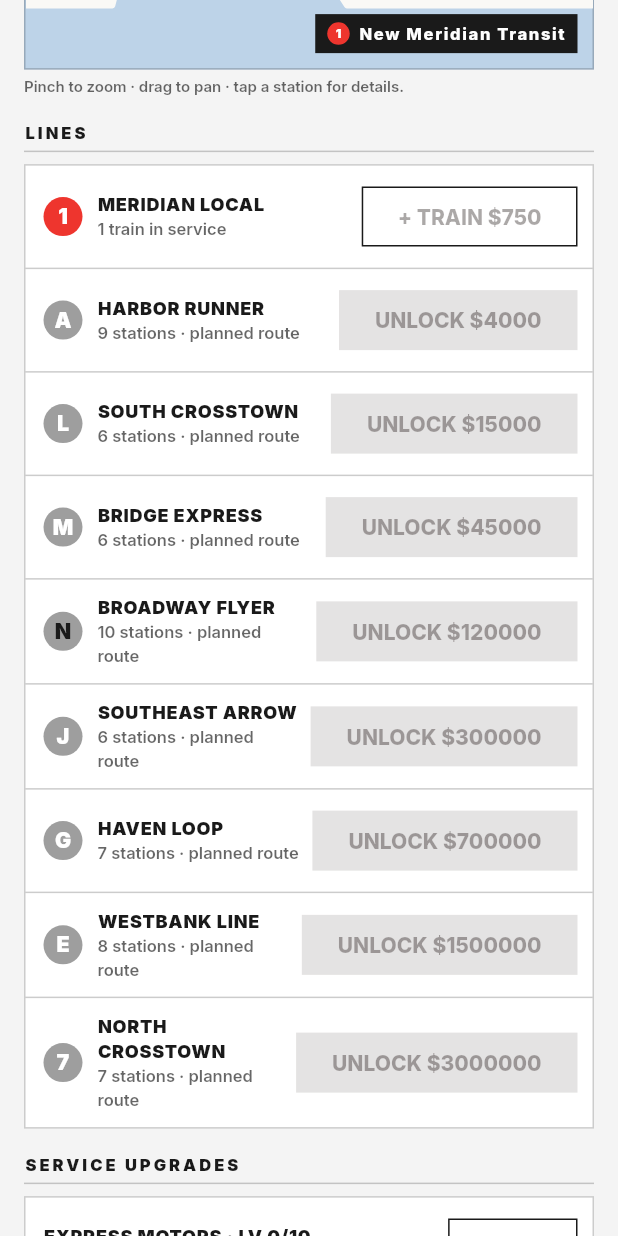
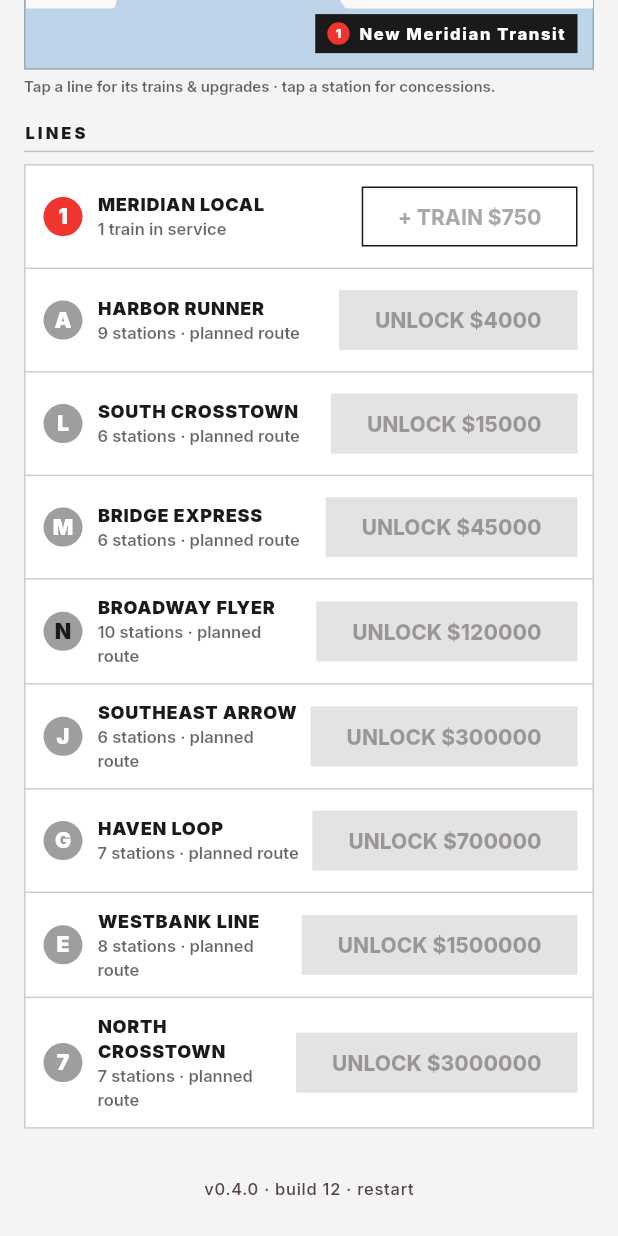
Before and after one commit to Armandoxh/Territorygame, a Flutter app: the screen it shows after launch, scrolled down 576 dp, on a phone screen of 412 x 824 dp. Run offline on Flutter 3.47's test engine with Material 3 defaults, Android fonts, the phone set to English and light mode, and no system bars; our stand-ins replace flutter_svg, google_fonts, shared_preferences; missing offline and left inert: dart:html, dart:js_util.

Commit message:
Per-line upgrades, cap 60, checkable $2 fare (build 12)
Player feedback, all three actioned:

- 'Upgrades need to be scoped to each train line, not blanketed': the
  global Express Motors / Bigger Cars / Step-Free upgrades are gone.
  Tap any unlocked line row for its LINE SHEET: add trains, +15% speed
  for THAT line's trains, +6 riders/stop for THAT line's cars, +10%
  ridership on THAT line's stations (interchanges take the best level
  among their lines). Upgrade prices scale with the line's tier.
- 'Not sure the current upgrades are working': the harness now PROVES
  them — new tests measure that each line-1 upgrade raises earnings and
  that another line's levels change nothing while it isn't running
  (scoping test). They were working before, but invisibly; +15%/+6
  increments and per-line framing make them felt.
- 'Units capped at 30, too low' -> platform cap is 60.
- 'Income from 30 was 53, should be 60': the mystery was an invisible
  $2.50 fare plus the train's own capacity limiting the scoop (~21 of
  30 boarded = $53). Fixed the legibility, not just the number: fare is
  now a clean $2.00 SHOWN in the header, boarding pops read
  'riders x +$amount', and a new test pins boarded <= car capacity —
  so riders x $2 always checks out.
- Save v4: old global upgrade levels migrate onto line 1.

Co-Authored-By: Claude Fable 5 <noreply@anthropic.com>
Claude-Session: https://claude.ai/code/session_01JqBticQH2m2VG91X5ciAMv

```diff
--- a/metro/lib/state/game_state.dart
+++ b/metro/lib/state/game_state.dart
@@ -58,10 +58,11 @@ class GameState extends ChangeNotifier {
   }
 
   // ---- Static tuning (the balance harness pins the outcomes) ----
-  static const double fare = 2.5;
-  static const double baseSpeed = 24; // map-units/sec (240-unit world)
+  /// A clean, player-checkable number: riders boarded × \$2 = the pop you see.
+  static const double fare = 2.0;
+  static const double baseSpeed = 24;
   static const double dwellTime = 0.9; // seconds stopped at a station
-  static const double stationCap = 30; // waiting riders cap per station
+  static const double stationCap = 60; // waiting riders cap per station
   static const int levelMax = 10;
   static const int foodMax = 5;
   static const double foodBonusPerLevel = 0.4; // extra $ per rider boarding
@@ -116,31 +117,59 @@ class GameState extends ChangeNotifier {
   final Map<String, int> foodLevel = {};
 
   /// Stations touched by at least one unlocked line — the only ones riders
-  /// show up at.
+  /// show up at — and which unlocked lines serve each.
   Set<String> _served = {};
+  Map<String, List<String>> _linesServing = {};
 
   /// Bumped on every boarding so the map can spawn a floating "+$" exactly
   /// once per stop.
   int boardSeq = 0;
   String lastBoardStationId = '';
   double lastBoardAmount = 0;
+  int lastBoardCount = 0;
 
-  // ---- Global upgrades ----
-  int speedLevel = 0;
-  int capacityLevel = 0;
-  int accessLevel = 0;
+  // ---- Per-line upgrades (scoped, never blanketed) ----
+  final Map<String, int> speedLevels = {};
+  final Map<String, int> carLevels = {};
+  final Map<String, int> accessLevels = {};
 
-  double get trainSpeed => baseSpeed * (1 + 0.12 * speedLevel);
-  double get trainCapacity => 8 + 5.0 * capacityLevel;
-  double get demandMult => 1 + 0.10 * accessLevel;
+  int speedLevelOf(String lineId) => speedLevels[lineId] ?? 0;
+  int carLevelOf(String lineId) => carLevels[lineId] ?? 0;
+  int accessLevelOf(String lineId) => accessLevels[lineId] ?? 0;
 
-  double speedCost(int level) => 400 * pow(1.9, level).toDouble();
-  double capacityCost(int level) => 500 * pow(2.0, level).toDouble();
-  double accessCost(int level) => 600 * pow(2.1, level).toDouble();
+  /// This line's trains: +15% speed per level.
+  double trainSpeedFor(String lineId) =>
+      baseSpeed * (1 + 0.15 * speedLevelOf(lineId));
 
-  double get nextSpeedCost => speedCost(speedLevel);
-  double get nextCapacityCost => capacityCost(capacityLevel);
-  double get nextAccessCost => accessCost(accessLevel);
+  /// This line's cars: riders boarded per stop.
+  double capacityFor(String lineId) => 8 + 6.0 * carLevelOf(lineId);
+
+  /// Step-free access on a line lifts ridership at the stations it serves;
+  /// interchanges take the best level among their unlocked lines.
+  double demandMultAt(String stationId) {
+    var best = 0;
+    for (final lineId in _linesServing[stationId] ?? const <String>[]) {
+      final lvl = accessLevelOf(lineId);
+      if (lvl > best) best = lvl;
+    }
+    return 1 + 0.10 * best;
+  }
+
+  /// Upgrade prices scale with the line's tier, so late lines cost more to
+  /// tune but earn more too.
+  double _upgradeBase(LineDef line) => 250 + line.unlockCost * 0.05;
+  double speedCost(String lineId, int level) =>
+      _upgradeBase(city.lineById(lineId)) * pow(1.9, level).toDouble();
+  double carCost(String lineId, int level) =>
+      _upgradeBase(city.lineById(lineId)) * 1.2 * pow(2.0, level).toDouble();
+  double accessCost(String lineId, int level) =>
+      _upgradeBase(city.lineById(lineId)) * 1.5 * pow(2.1, level).toDouble();
+
+  double nextSpeedCost(String lineId) =>
+      speedCost(lineId, speedLevelOf(lineId));
+  double nextCarCost(String lineId) => carCost(lineId, carLevelOf(lineId));
+  double nextAccessCost(String lineId) =>
+      accessCost(lineId, accessLevelOf(lineId));
 
   // ---- Earn-rate estimate (drives the header and offline earnings) ----
   double avgRate = 0;
@@ -156,6 +185,12 @@ class GameState extends ChangeNotifier {
       for (final id in unlockedLineIds)
         ...city.lineById(id).stationIds,
     };
+    _linesServing = {};
+    for (final lineId in unlockedLineIds) {
+      for (final sid in city.lineById(lineId).stationIds) {
+        _linesServing.putIfAbsent(sid, () => []).add(lineId);
+      }
+    }
   }
 
   bool isUnlocked(String lineId) => unlockedLineIds.contains(lineId);
@@ -176,7 +211,8 @@ class GameState extends ChangeNotifier {
 
     // Riders arrive at every served station, up to each platform's cap.
     for (final id in _served) {
-      final w = waiting[id]! + city.stationById(id).demand * demandMult * dt;
+      final w =
+          waiting[id]! + city.stationById(id).demand * demandMultAt(id) * dt;
       waiting[id] = w > stationCap ? stationCap : w;
     }
 
@@ -208,14 +244,15 @@ class GameState extends ChangeNotifier {
     if (remaining <= 0) return;
 
     final targetD = path.stationDistance[t.target];
-    final next = t.distance + trainSpeed * remaining * t.direction;
+    final next =
+        t.distance + trainSpeedFor(t.lineId) * remaining * t.direction;
     final arrived = t.direction > 0 ? next >= targetD : next <= targetD;
     if (!arrived) {
       t.distance = next;
       return;
     }
     t.distance = targetD;
-    _board(line.stationIds[t.target]);
+    _board(t.lineId, line.stationIds[t.target]);
     t.dwell = dwellTime;
     if (t.target == line.stationIds.length - 1) {
       t.direction = -1;
@@ -228,9 +265,10 @@ class GameState extends ChangeNotifier {
     }
   }
 
-  void _board(String stationId) {
+  void _board(String lineId, String stationId) {
     final w = waiting[stationId]!;
-    final take = w < trainCapacity ? w : trainCapacity;
+    final cap = capacityFor(lineId);
+    final take = w < cap ? w : cap;
     if (take <= 0) return;
     waiting[stationId] = w - take;
     // Food courts turn boardings into concession money too.
@@ -243,17 +281,24 @@ class GameState extends ChangeNotifier {
     boardSeq += 1;
     lastBoardStationId = stationId;
     lastBoardAmount = earned;
+    lastBoardCount = take.floor();
   }
 
   // ---- Purchases ----
-  bool buySpeed() => _buy(speedLevel < levelMax, nextSpeedCost, () {
-        speedLevel += 1;
+  bool buySpeed(String lineId) => _buy(
+      isUnlocked(lineId) && speedLevelOf(lineId) < levelMax,
+      nextSpeedCost(lineId), () {
+        speedLevels[lineId] = speedLevelOf(lineId) + 1;
       });
-  bool buyCapacity() => _buy(capacityLevel < levelMax, nextCapacityCost, () {
-        capacityLevel += 1;
+  bool buyCars(String lineId) => _buy(
+      isUnlocked(lineId) && carLevelOf(lineId) < levelMax,
+      nextCarCost(lineId), () {
+        carLevels[lineId] = carLevelOf(lineId) + 1;
       });
-  bool buyAccess() => _buy(accessLevel < levelMax, nextAccessCost, () {
-        accessLevel += 1;
+  bool buyAccess(String lineId) => _buy(
+      isUnlocked(lineId) && accessLevelOf(lineId) < levelMax,
+      nextAccessCost(lineId), () {
+        accessLevels[lineId] = accessLevelOf(lineId) + 1;
       });
 
   bool buyLine(String lineId) {
@@ -325,7 +370,7 @@ class GameState extends ChangeNotifier {
   }
 
   // ---- Persistence ----
-  static const int saveVersion = 3;
+  static const int saveVersion = 4;
 
   Map<String, dynamic> toJson(int nowMs) => {
         'v': saveVersion,
@@ -336,9 +381,9 @@ class GameState extends ChangeNotifier {
         'trains': [for (final t in trains) t.toJson()],
         'waiting': waiting,
         'foodLevel': foodLevel,
-        'speedLevel': speedLevel,
-        'capacityLevel': capacityLevel,
-        'accessLevel': accessLevel,
+        'speedLevels': speedLevels,
+        'carLevels': carLevels,
+        'accessLevels': accessLevels,
         'avgRate': avgRate,
         'lastSeenMs': nowMs,
       };
@@ -348,9 +393,21 @@ class GameState extends ChangeNotifier {
     g.cash = (j['cash'] as num).toDouble();
     g.totalEarned = (j['totalEarned'] as num).toDouble();
     g.totalRiders = (j['totalRiders'] as num).toDouble();
-    g.speedLevel = j['speedLevel'] as int;
-    g.capacityLevel = j['capacityLevel'] as int;
-    g.accessLevel = j['accessLevel'] as int;
+    // Old saves carried GLOBAL upgrade levels — grant them to line 1.
+    if (j.containsKey('speedLevel')) {
+      g.speedLevels['1'] = j['speedLevel'] as int;
+      g.carLevels['1'] = j['capacityLevel'] as int;
+      g.accessLevels['1'] = j['accessLevel'] as int;
+    }
+    for (final e in ((j['speedLevels'] as Map?) ?? {}).entries) {
+      g.speedLevels[e.key as String] = e.value as int;
+    }
+    for (final e in ((j['carLevels'] as Map?) ?? {}).entries) {
+      g.carLevels[e.key as String] = e.value as int;
+    }
+    for (final e in ((j['accessLevels'] as Map?) ?? {}).entries) {
+      g.accessLevels[e.key as String] = e.value as int;
+    }
     g.avgRate = (j['avgRate'] as num).toDouble();
     g._loadedLastSeenMs = j['lastSeenMs'] as int?;
 
--- a/metro/lib/ui/home_screen.dart
+++ b/metro/lib/ui/home_screen.dart
@@ -86,6 +86,18 @@ class _HomeScreenState extends State<HomeScreen>
     );
   }
 
+  void _openLine(LineDef line) {
+    showModalBottomSheet<void>(
+      context: context,
+      backgroundColor: Colors.white,
+      shape: const RoundedRectangleBorder(),
+      builder: (context) => ListenableBuilder(
+        listenable: game,
+        builder: (context, _) => _LineSheet(game: game, line: line),
+      ),
+    );
+  }
+
   void _openStation(StationDef st) {
     showModalBottomSheet<void>(
       context: context,
@@ -151,7 +163,7 @@ class _HomeScreenState extends State<HomeScreen>
                     const SizedBox(height: 12),
                     MetroMap(game: game, onStationTap: _openStation),
                     const SizedBox(height: 4),
-                    Text('Pinch to zoom · drag to pan · tap a station for details.',
+                    Text('Tap a line for its trains & upgrades · tap a station for concessions.',
                         style: TransitStyle.signage(
                             size: 10,
                             color: const Color(0x99000000),
@@ -167,44 +179,11 @@ class _HomeScreenState extends State<HomeScreen>
                             if (i > 0)
                               Container(
                                   height: 1, color: TransitStyle.hairline),
-                            _LineRow(game: game, line: game.city.lines[i]),
+                            _LineRow(
+                                game: game,
+                                line: game.city.lines[i],
+                                onOpen: _openLine),
                           ],
-                        ],
-                      ),
-                    ),
-                    const SizedBox(height: 16),
-                    const SectionLabel('SERVICE UPGRADES'),
-                    const SizedBox(height: 8),
-                    DataPanel(
-                      padding: EdgeInsets.zero,
-                      child: Column(
-                        children: [
-                          _UpgradeRow(
-                            name: 'EXPRESS MOTORS',
-                            level: game.speedLevel,
-                            blurb: '+12% train speed per level',
-                            cost: game.nextSpeedCost,
-                            canAfford: game.cash >= game.nextSpeedCost,
-                            onBuy: () => game.buySpeed(),
-                          ),
-                          Container(height: 1, color: TransitStyle.hairline),
-                          _UpgradeRow(
-                            name: 'BIGGER CARS',
-                            level: game.capacityLevel,
-                            blurb: '+6 riders boarded per stop',
-                            cost: game.nextCapacityCost,
-                            canAfford: game.cash >= game.nextCapacityCost,
-                            onBuy: () => game.buyCapacity(),
-                          ),
-                          Container(height: 1, color: TransitStyle.hairline),
-                          _UpgradeRow(
-                            name: 'STEP-FREE STATIONS',
-                            level: game.accessLevel,
-                            blurb: 'Accessibility: +10% ridership per level',
-                            cost: game.nextAccessCost,
-                            canAfford: game.cash >= game.nextAccessCost,
-                            onBuy: () => game.buyAccess(),
-                          ),
                         ],
                       ),
                     ),
@@ -261,6 +240,7 @@ class _Header extends StatelessWidget {
               style: TransitStyle.signage(size: 40, weight: FontWeight.w900)),
           const SizedBox(height: 2),
           Text(
+            'fare \$${GameState.fare.toStringAsFixed(2)}/rider · '
             '≈ \$${game.avgRate.toStringAsFixed(1)}/sec · '
             '${game.totalRiders.toStringAsFixed(0)} riders served',
             style: TransitStyle.signage(
@@ -275,15 +255,19 @@ class _Header extends StatelessWidget {
 /// One row of the LINES panel: bullet, name, and either the unlock buy or
 /// the train count + next-train buy.
 class _LineRow extends StatelessWidget {
-  const _LineRow({required this.game, required this.line});
+  const _LineRow(
+      {required this.game, required this.line, required this.onOpen});
 
   final GameState game;
   final LineDef line;
+  final void Function(LineDef) onOpen;
 
   @override
   Widget build(BuildContext context) {
     final unlocked = game.isUnlocked(line.id);
-    return Padding(
+    return InkWell(
+      onTap: unlocked ? () => onOpen(line) : null,
+      child: Padding(
       padding: const EdgeInsets.fromLTRB(12, 10, 10, 10),
       child: Row(
         children: [
@@ -335,15 +319,107 @@ class _LineRow extends StatelessWidget {
             ),
         ],
       ),
+      ),
     );
   }
 }
 
-/// One row of the SERVICE UPGRADES panel — a minimalist data row.
+/// The per-line sheet: THIS line's trains and its own upgrades — nothing
+/// here blankets across the network.
+class _LineSheet extends StatelessWidget {
+  const _LineSheet({required this.game, required this.line});
+
+  final GameState game;
+  final LineDef line;
+
+  @override
+  Widget build(BuildContext context) {
+    final id = line.id;
+    return SafeArea(
+      child: Padding(
+        padding: const EdgeInsets.fromLTRB(16, 0, 16, 16),
+        child: Column(
+          mainAxisSize: MainAxisSize.min,
+          crossAxisAlignment: CrossAxisAlignment.stretch,
+          children: [
+            StationSign(
+              child: Row(
+                children: [
+                  RouteBullet(
+                      label: line.bullet, color: line.color, size: 22),
+                  const SizedBox(width: 8),
+                  Expanded(
+                    child: Text(line.name.toUpperCase(),
+                        style: TransitStyle.signage(size: 16, spacing: 1)),
+                  ),
+                  Text(
+                      '${game.trainCount(id)} train'
+                      '${game.trainCount(id) == 1 ? '' : 's'}',
+                      style: TransitStyle.signage(
+                          size: 12,
+                          color: Colors.white70,
+                          weight: FontWeight.w600)),
+                ],
+              ),
+            ),
+            const SizedBox(height: 12),
+            DataPanel(
+              padding: EdgeInsets.zero,
+              child: Column(
+                children: [
+                  _UpgradeRow(
+                    name: 'ADD TRAIN',
+                    level: game.trainCount(id),
+                    maxLevel: 99,
+                    blurb: 'Another ${line.bullet} train in service',
+                    cost: game.nextTrainCost(line),
+                    canAfford: game.cash >= game.nextTrainCost(line),
+                    onBuy: () => game.buyTrain(id),
+                  ),
+                  Container(height: 1, color: TransitStyle.hairline),
+                  _UpgradeRow(
+                    name: 'EXPRESS MOTORS',
+                    level: game.speedLevelOf(id),
+                    blurb: '+15% speed for ${line.bullet} trains',
+                    cost: game.nextSpeedCost(id),
+                    canAfford: game.cash >= game.nextSpeedCost(id),
+                    onBuy: () => game.buySpeed(id),
+                  ),
+                  Container(height: 1, color: TransitStyle.hairline),
+                  _UpgradeRow(
+                    name: 'BIGGER CARS',
+                    level: game.carLevelOf(id),
+                    blurb:
+                        'Riders per stop: ${game.capacityFor(id).toStringAsFixed(0)} (+6 per level)',
+                    cost: game.nextCarCost(id),
+                    canAfford: game.cash >= game.nextCarCost(id),
+                    onBuy: () => game.buyCars(id),
+                  ),
+                  Container(height: 1, color: TransitStyle.hairline),
+                  _UpgradeRow(
+                    name: 'STEP-FREE STATIONS',
+                    level: game.accessLevelOf(id),
+                    blurb: "+10% ridership on this line's stations",
+                    cost: game.nextAccessCost(id),
+                    canAfford: game.cash >= game.nextAccessCost(id),
+                    onBuy: () => game.buyAccess(id),
+                  ),
+                ],
+              ),
+            ),
+          ],
+        ),
+      ),
+    );
+  }
+}
+
+/// A minimalist upgrade data row (used by the line sheet).
 class _UpgradeRow extends StatelessWidget {
   const _UpgradeRow({
     required this.name,
     required this.level,
+    this.maxLevel = GameState.levelMax,
     required this.blurb,
     required this.cost,
     required this.canAfford,
@@ -352,6 +428,7 @@ class _UpgradeRow extends StatelessWidget {
 
   final String name;
   final int level;
+  final int maxLevel;
   final String blurb;
   final double cost;
   final bool canAfford;
@@ -359,7 +436,7 @@ class _UpgradeRow extends StatelessWidget {
 
   @override
   Widget build(BuildContext context) {
-    final maxed = level >= GameState.levelMax;
+    final maxed = level >= maxLevel;
     return Padding(
       padding: const EdgeInsets.fromLTRB(12, 10, 10, 10),
       child: Row(
@@ -368,7 +445,10 @@ class _UpgradeRow extends StatelessWidget {
             child: Column(
               crossAxisAlignment: CrossAxisAlignment.start,
               children: [
-                Text('$name · LV $level/${GameState.levelMax}',
+                Text(
+                    maxLevel > GameState.levelMax
+                        ? '$name · $level in service'
+                        : '$name · LV $level/$maxLevel',
                     style: TransitStyle.signage(
                         size: 12,
                         color: TransitStyle.ink,
@@ -449,7 +529,7 @@ class _StationSheet extends StatelessWidget {
                   _Stat(
                       label: 'DEMAND',
                       value:
-                          '${(station.demand * game.demandMult * 60).toStringAsFixed(0)}/min'),
+                          '${(station.demand * game.demandMultAt(station.id) * 60).toStringAsFixed(0)}/min'),
                   _Stat(
                       label: 'WAITING',
                       value:
--- a/metro/lib/ui/metro_map.dart
+++ b/metro/lib/ui/metro_map.dart
@@ -64,6 +64,7 @@ class _MetroMapState extends State<MetroMap> {
         _pops.add(_FarePop(
           stationId: g.lastBoardStationId,
           amount: g.lastBoardAmount,
+          riders: g.lastBoardCount,
           bornMs: now,
         ));
       }
@@ -162,9 +163,13 @@ class _MetroMapState extends State<MetroMap> {
 
 class _FarePop {
   const _FarePop(
-      {required this.stationId, required this.amount, required this.bornMs});
+      {required this.stationId,
+      required this.amount,
+      required this.riders,
+      required this.bornMs});
   final String stationId;
   final double amount;
+  final int riders;
   final int bornMs;
 
   static const int lifeMs = 1100;
@@ -498,7 +503,7 @@ class _MapPainter extends CustomPainter {
       final pos = c + Offset(0, -4.5 * s - 9 * s * t);
       final tp = TextPainter(
         text: TextSpan(
-          text: '+\$${p.amount.toStringAsFixed(0)}',
+          text: '${p.riders}× +\$${p.amount.toStringAsFixed(0)}',
           style: GoogleFonts.inter(
             color: const Color(0xFF1B5E20).withOpacity(1 - t),
             fontSize: 3.0 * s,
--- a/metro/lib/version.dart
+++ b/metro/lib/version.dart
@@ -1,4 +1,4 @@
 /// Shown in the footer; bump the build number on every deployed change so the
 /// live page always tells you which build you're looking at.
-const String kAppVersion = '0.3.0';
-const int kBuildNumber = 11;
+const String kAppVersion = '0.4.0';
+const int kBuildNumber = 12;
--- a/metro/pubspec.yaml
+++ b/metro/pubspec.yaml
@@ -1,7 +1,7 @@
 name: metro_magnate
 description: "Metro Magnate — an idle game about building a subway empire, one line at a time."
 publish_to: 'none'
-version: 0.3.0+11
+version: 0.4.0+12
 
 environment:
   sdk: '>=3.4.0 <4.0.0'
```
Also changed, not shown: 2 other files.
